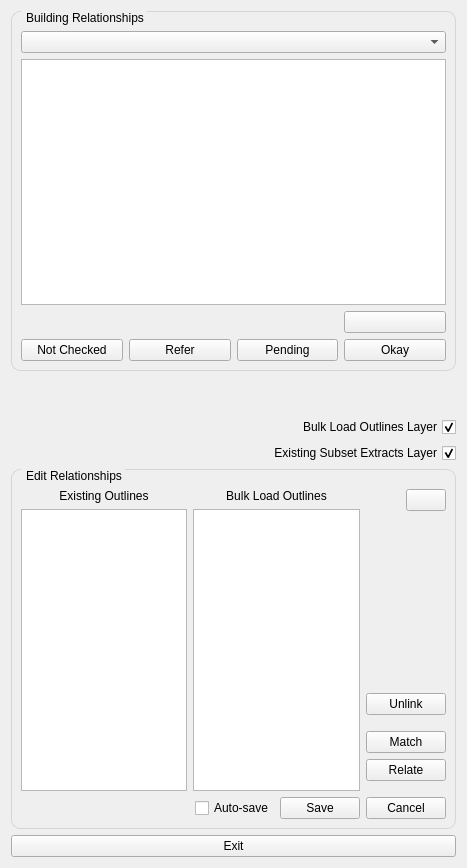
The window that buildings/gui/alter_building_relationship.ui (linz/nz-buildings) describes before a commit, drawn with Qt 5.
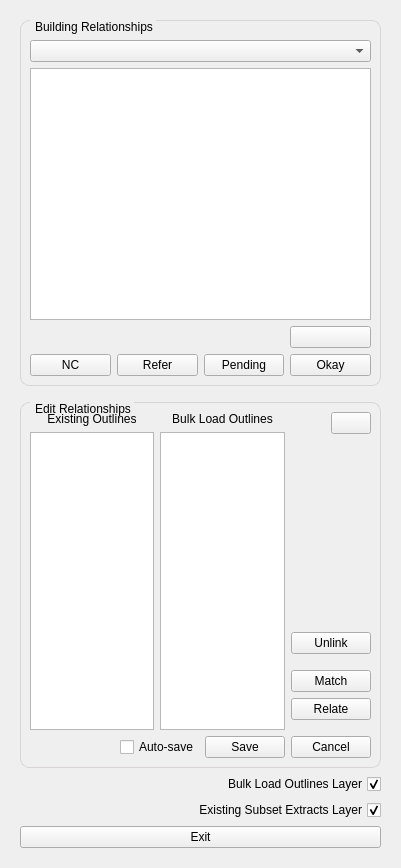
The same window after the commit.

Commit message: add scrollbar to alter relationships

Patch:
```diff
--- a/buildings/gui/alter_building_relationship.ui
+++ b/buildings/gui/alter_building_relationship.ui
@@ -6,7 +6,7 @@
    <rect>
     <x>0</x>
     <y>0</y>
-    <width>467</width>
+    <width>401</width>
     <height>868</height>
    </rect>
   </property>
@@ -34,9 +34,96 @@
   <property name="lineWidth">
    <number>1</number>
   </property>
-  <layout class="QGridLayout" name="gridLayout">
-   <item row="3" column="0">
-    <spacer name="verticalSpacer_3">
+  <layout class="QVBoxLayout" name="verticalLayout">
+   <item>
+    <widget class="QScrollArea" name="scrollArea">
+     <property name="frameShape">
+      <enum>QFrame::NoFrame</enum>
+     </property>
+     <property name="widgetResizable">
+      <bool>true</bool>
+     </property>
+     <widget class="QWidget" name="scrollAreaWidgetContents">
+      <property name="geometry">
+       <rect>
+        <x>0</x>
+        <y>0</y>
+        <width>383</width>
+        <height>850</height>
+       </rect>
+      </property>
+      <layout class="QVBoxLayout" name="verticalLayout_2">
+       <item>
+        <widget class="QGroupBox" name="gb_building_relationships">
+         <property name="enabled">
+          <bool>true</bool>
+         </property>
+         <property name="sizePolicy">
+          <sizepolicy hsizetype="Preferred" vsizetype="Preferred">
+           <horstretch>0</horstretch>
+           <verstretch>0</verstretch>
+          </sizepolicy>
+         </property>
+         <property name="maximumSize">
+          <size>
+           <width>365</width>
+           <height>16777215</height>
+          </size>
+         </property>
+         <property name="styleSheet">
+          <string notr="true">
+QGroupBox {
+    border: 1px solid #D8D4D3;
+    border-radius: 9px;
+    margin-top: 0.5em;
+}
+
+QGroupBox::title {
+    subcontrol-origin: margin;
+    left: 10px;
+    padding: 0 1px 0 3px;
+}</string>
+         </property>
+         <property name="title">
+          <string>Building Relationships</string>
+         </property>
+         <property name="flat">
+          <bool>false</bool>
+         </property>
+         <layout class="QGridLayout" name="gridLayout_2">
+          <item row="7" column="0">
+           <widget class="QPushButton" name="btn_qa_not_checked">
+            <property name="text">
+             <string>NC</string>
+            </property>
+           </widget>
+          </item>
+          <item row="7" column="2">
+           <widget class="QPushButton" name="btn_qa_pending">
+            <property name="text">
+             <string>Pending</string>
+            </property>
+           </widget>
+          </item>
+          <item row="5" column="0" colspan="4">
+           <widget class="QTableWidget" name="tbl_relationship"/>
+          </item>
+          <item row="7" column="1">
+           <widget class="QPushButton" name="btn_qa_refer2supplier">
+            <property name="text">
+             <string>Refer</string>
+            </property>
+           </widget>
+          </item>
+          <item row="7" column="3">
+           <widget class="QPushButton" name="btn_qa_okay">
+            <property name="text">
+             <string>Okay</string>
+            </property>
+           </widget>
+          </item>
+          <item row="0" column="1" colspan="2">
+           <spacer name="verticalSpacer_8">
      <property name="orientation">
       <enum>Qt::Vertical</enum>
      </property>
@@ -46,26 +133,51 @@
      <property name="sizeHint" stdset="0">
       <size>
        <width>20</width>
-       <height>40</height>
+              <height>10</height>
       </size>
      </property>
     </spacer>
    </item>
-   <item row="5" column="0">
-    <widget class="QCheckBox" name="cb_lyr_existing">
-     <property name="layoutDirection">
-      <enum>Qt::RightToLeft</enum>
-     </property>
+          <item row="3" column="0" colspan="4">
+           <widget class="QComboBox" name="cmb_relationship"/>
+          </item>
+          <item row="1" column="0" colspan="4">
+           <layout class="QVBoxLayout" name="layout_msg_bar_qa"/>
+          </item>
+          <item row="6" column="3">
+           <widget class="QPushButton" name="btn_qa_not_removed">
      <property name="text">
-      <string>Existing Subset Extracts Layer</string>
-     </property>
-     <property name="checked">
-      <bool>true</bool>
-     </property>
-    </widget>
-   </item>
-   <item row="8" column="0">
+             <string/>
+            </property>
+           </widget>
+          </item>
+         </layout>
+        </widget>
+       </item>
+       <item>
+        <spacer name="verticalSpacer_5">
+         <property name="orientation">
+          <enum>Qt::Vertical</enum>
+         </property>
+         <property name="sizeType">
+          <enum>QSizePolicy::Fixed</enum>
+         </property>
+         <property name="sizeHint" stdset="0">
+          <size>
+           <width>20</width>
+           <height>10</height>
+          </size>
+         </property>
+        </spacer>
+       </item>
+       <item>
     <widget class="QGroupBox" name="gb_edit_relationships">
+         <property name="maximumSize">
+          <size>
+           <width>365</width>
+           <height>16777215</height>
+          </size>
+         </property>
      <property name="styleSheet">
       <string notr="true">
 QGroupBox {
@@ -84,7 +196,7 @@
       <string>Edit Relationships</string>
      </property>
      <layout class="QGridLayout" name="gridLayout_3">
-      <item row="2" column="0">
+          <item row="1" column="0">
        <layout class="QHBoxLayout" name="horizontalLayout_6">
         <item>
          <layout class="QVBoxLayout" name="verticalLayout_7">
@@ -287,7 +399,7 @@
         </item>
        </layout>
       </item>
-      <item row="3" column="0">
+          <item row="2" column="0">
        <layout class="QHBoxLayout" name="horizontalLayout_4">
         <item>
          <spacer name="horizontalSpacer_5">
@@ -329,32 +441,12 @@
        <layout class="QVBoxLayout" name="layout_msg_bar_edit"/>
       </item>
       <item row="0" column="0">
-       <spacer name="verticalSpacer_5">
-        <property name="orientation">
-         <enum>Qt::Vertical</enum>
-        </property>
-        <property name="sizeType">
-         <enum>QSizePolicy::Fixed</enum>
-        </property>
-        <property name="sizeHint" stdset="0">
-         <size>
-          <width>20</width>
-          <height>10</height>
-         </size>
-        </property>
-       </spacer>
+           <layout class="QVBoxLayout" name="layout_msg_bar_edit"/>
       </item>
      </layout>
     </widget>
    </item>
-   <item row="9" column="0">
-    <widget class="QPushButton" name="btn_exit">
-     <property name="text">
-      <string>Exit</string>
-     </property>
-    </widget>
-   </item>
-   <item row="4" column="0">
+       <item>
     <widget class="QCheckBox" name="cb_lyr_bulk_load">
      <property name="layoutDirection">
       <enum>Qt::RightToLeft</enum>
@@ -367,99 +459,28 @@
      </property>
     </widget>
    </item>
-   <item row="2" column="0">
-    <widget class="QGroupBox" name="gb_building_relationships">
-     <property name="enabled">
+       <item>
+        <widget class="QCheckBox" name="cb_lyr_existing">
+         <property name="layoutDirection">
+          <enum>Qt::RightToLeft</enum>
+         </property>
+         <property name="text">
+          <string>Existing Subset Extracts Layer</string>
+         </property>
+         <property name="checked">
       <bool>true</bool>
      </property>
-     <property name="sizePolicy">
-      <sizepolicy hsizetype="Preferred" vsizetype="Preferred">
-       <horstretch>0</horstretch>
-       <verstretch>0</verstretch>
-      </sizepolicy>
-     </property>
-     <property name="styleSheet">
-      <string notr="true">
-QGroupBox {
-    border: 1px solid #D8D4D3;
-    border-radius: 9px;
-    margin-top: 0.5em;
-}
-
-QGroupBox::title {
-    subcontrol-origin: margin;
-    left: 10px;
-    padding: 0 1px 0 3px;
-}</string>
-     </property>
-     <property name="title">
-      <string>Building Relationships</string>
-     </property>
-     <property name="flat">
-      <bool>false</bool>
-     </property>
-     <layout class="QGridLayout" name="gridLayout_2">
-      <item row="7" column="0">
-       <widget class="QPushButton" name="btn_qa_not_checked">
-        <property name="text">
-         <string>Not Checked</string>
-        </property>
-       </widget>
-      </item>
-      <item row="7" column="2">
-       <widget class="QPushButton" name="btn_qa_pending">
+        </widget>
+       </item>
+       <item>
+        <widget class="QPushButton" name="btn_exit">
         <property name="text">
-         <string>Pending</string>
-        </property>
-       </widget>
-      </item>
-      <item row="5" column="0" colspan="4">
-       <widget class="QTableWidget" name="tbl_relationship"/>
-      </item>
-      <item row="7" column="1">
-       <widget class="QPushButton" name="btn_qa_refer2supplier">
-        <property name="text">
-         <string>Refer</string>
-        </property>
-       </widget>
-      </item>
-      <item row="7" column="3">
-       <widget class="QPushButton" name="btn_qa_okay">
-        <property name="text">
-         <string>Okay</string>
-        </property>
-       </widget>
-      </item>
-      <item row="0" column="1" colspan="2">
-       <spacer name="verticalSpacer_8">
-        <property name="orientation">
-         <enum>Qt::Vertical</enum>
-        </property>
-        <property name="sizeType">
-         <enum>QSizePolicy::Fixed</enum>
-        </property>
-        <property name="sizeHint" stdset="0">
-         <size>
-          <width>20</width>
-          <height>10</height>
-         </size>
-        </property>
-       </spacer>
-      </item>
-      <item row="3" column="0" colspan="4">
-       <widget class="QComboBox" name="cmb_relationship"/>
-      </item>
-      <item row="1" column="0" colspan="4">
-       <layout class="QVBoxLayout" name="layout_msg_bar_qa"/>
-      </item>
-      <item row="6" column="3">
-       <widget class="QPushButton" name="btn_qa_not_removed">
-        <property name="text">
-         <string/>
+          <string>Exit</string>
         </property>
        </widget>
       </item>
      </layout>
+     </widget>
     </widget>
    </item>
   </layout>
```
Left out of the diff: 3 changed lines with no effect on the pictures. Lines whose indentation alone changed are shown as unchanged.
